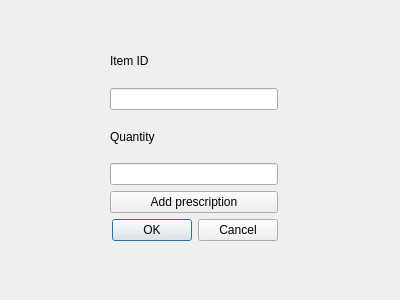
First picture: the form in prescription.ui, repository oracle-ryuu/SimpleSerums_radical_redo, before the edit.
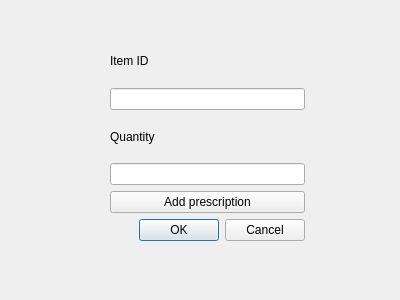
Second picture: the form after the edit. Icons and pictures are not drawn.

Diff of the .ui file:
```diff
--- a/prescription.ui
+++ b/prescription.ui
@@ -13,12 +13,15 @@
   <property name="windowTitle">
    <string>Dialog</string>
   </property>
+  <property name="styleSheet">
+   <string notr="true">background-image: url(:/BGs/build-SimpleSerum-Desktop_Qt_5_8_0_MSVC2015_64bit-Debug/consult.png);</string>
+  </property>
   <widget class="QWidget" name="verticalLayoutWidget">
    <property name="geometry">
     <rect>
      <x>110</x>
      <y>40</y>
-     <width>168</width>
+     <width>195</width>
      <height>201</height>
     </rect>
    </property>
```
